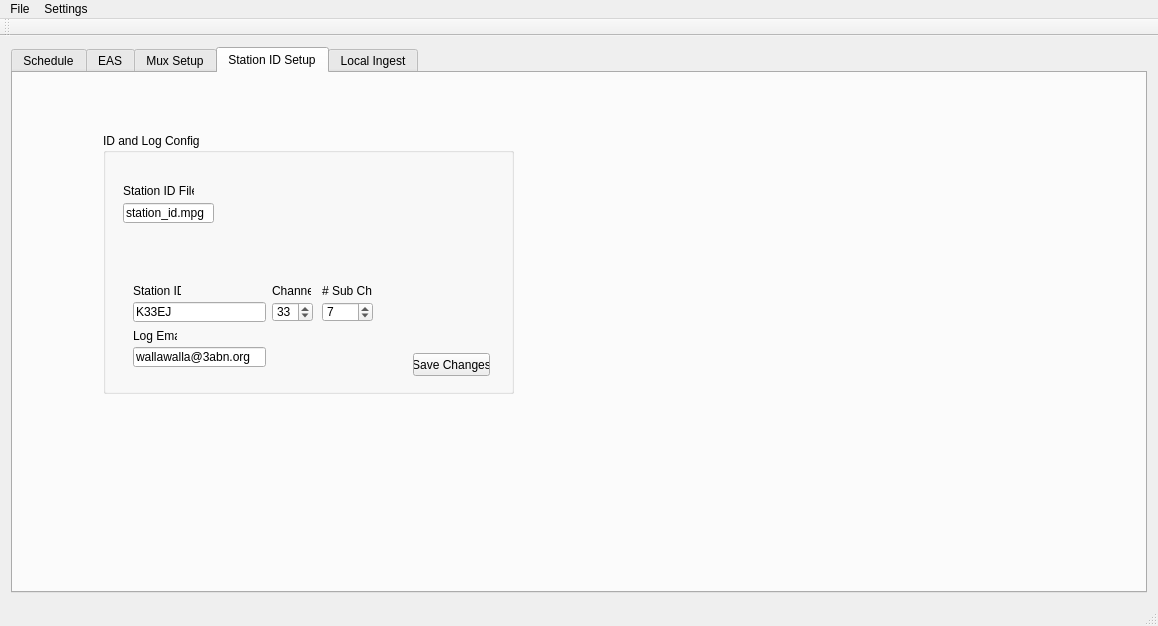
Above: Source/mainwindow.ui from dedicatedbroadcastsolutions/TvARP before the change. Below: the same form after it.
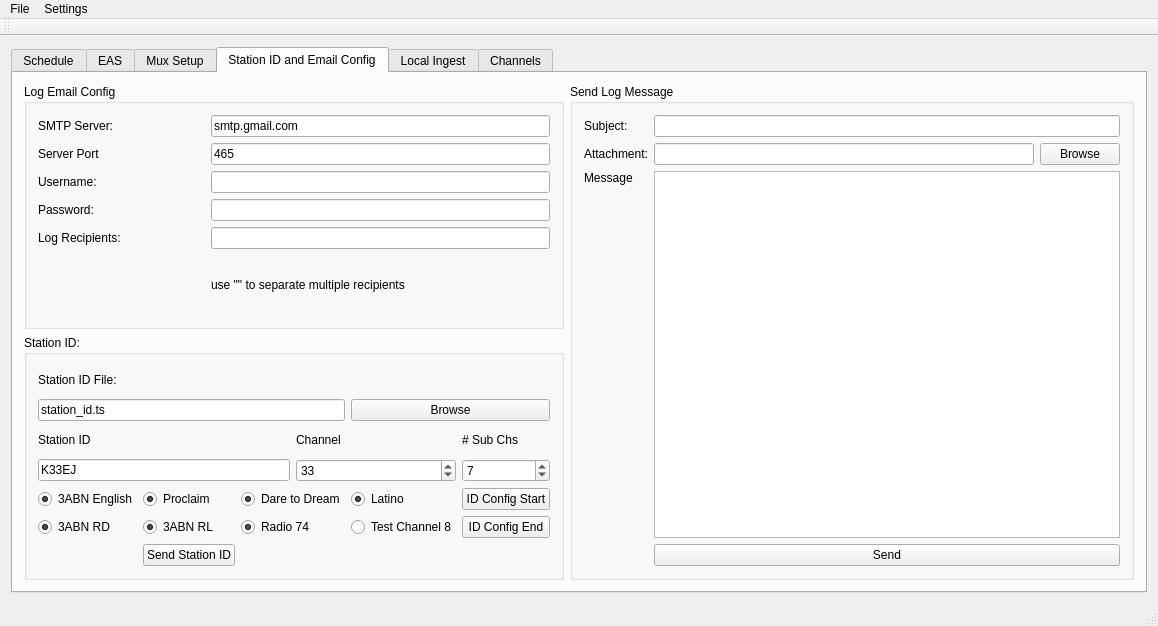
That is the form after the change. Icons and pictures are not drawn.

Commit message:
Add email support
email support and other assorted changes

```diff
--- a/Source/mainwindow.ui
+++ b/Source/mainwindow.ui
@@ -961,176 +961,364 @@
       </widget>
       <widget class="QWidget" name="tab_5">
        <attribute name="title">
-        <string>Station ID Setup</string>
+        <string>Station ID and Email Config</string>
        </attribute>
-       <widget class="QGroupBox" name="groupBox_4">
-        <property name="enabled">
-         <bool>true</bool>
-        </property>
-        <property name="geometry">
-         <rect>
-          <x>90</x>
-          <y>60</y>
-          <width>411</width>
-          <height>261</height>
-         </rect>
-        </property>
-        <property name="title">
-         <string>ID and Log Config</string>
-        </property>
-        <widget class="QLineEdit" name="lineEdit_3">
-         <property name="geometry">
-          <rect>
-           <x>30</x>
-           <y>214</y>
-           <width>133</width>
-           <height>20</height>
-          </rect>
-         </property>
-         <property name="text">
-          <string>wallawalla@3abn.org</string>
-         </property>
-        </widget>
-        <widget class="QPushButton" name="pushButton_2">
-         <property name="geometry">
-          <rect>
-           <x>310</x>
-           <y>220</y>
-           <width>77</width>
-           <height>23</height>
-          </rect>
-         </property>
-         <property name="text">
-          <string>Save Changes</string>
-         </property>
-        </widget>
-        <widget class="QLabel" name="label_9">
-         <property name="geometry">
-          <rect>
-           <x>30</x>
-           <y>195</y>
-           <width>44</width>
-           <height>16</height>
-          </rect>
-         </property>
-         <property name="text">
-          <string>Log Email</string>
-         </property>
-        </widget>
-        <widget class="QLabel" name="label_10">
-         <property name="geometry">
-          <rect>
-           <x>169</x>
-           <y>150</y>
-           <width>39</width>
-           <height>16</height>
-          </rect>
-         </property>
-         <property name="text">
-          <string>Channel</string>
-         </property>
-        </widget>
-        <widget class="QLabel" name="label_11">
-         <property name="geometry">
-          <rect>
-           <x>219</x>
-           <y>150</y>
-           <width>50</width>
-           <height>16</height>
-          </rect>
-         </property>
-         <property name="text">
-          <string># Sub Chs</string>
-         </property>
-        </widget>
-        <widget class="QSpinBox" name="spinBox_2">
-         <property name="geometry">
-          <rect>
-           <x>169</x>
-           <y>169</y>
-           <width>41</width>
-           <height>20</height>
-          </rect>
-         </property>
-         <property name="minimum">
-          <number>2</number>
-         </property>
-         <property name="maximum">
-          <number>50</number>
-         </property>
-         <property name="value">
-          <number>33</number>
-         </property>
-        </widget>
-        <widget class="QLineEdit" name="lineEdit_2">
-         <property name="geometry">
-          <rect>
-           <x>30</x>
-           <y>169</y>
-           <width>133</width>
-           <height>20</height>
-          </rect>
-         </property>
-         <property name="text">
-          <string>K33EJ</string>
-         </property>
-        </widget>
-        <widget class="QLabel" name="label_8">
-         <property name="geometry">
-          <rect>
-           <x>30</x>
-           <y>150</y>
-           <width>48</width>
-           <height>16</height>
-          </rect>
-         </property>
-         <property name="text">
-          <string>Station ID</string>
-         </property>
-        </widget>
-        <widget class="QSpinBox" name="spinBox_3">
-         <property name="geometry">
-          <rect>
-           <x>219</x>
-           <y>169</y>
-           <width>51</width>
-           <height>20</height>
-          </rect>
-         </property>
-         <property name="minimum">
-          <number>1</number>
-         </property>
-         <property name="value">
-          <number>7</number>
-         </property>
-        </widget>
-        <widget class="QLineEdit" name="lineEdit">
-         <property name="geometry">
-          <rect>
-           <x>20</x>
-           <y>70</y>
-           <width>91</width>
-           <height>20</height>
-          </rect>
-         </property>
-         <property name="text">
-          <string>station_id.mpg</string>
-         </property>
-        </widget>
-        <widget class="QLabel" name="label_21">
-         <property name="geometry">
-          <rect>
-           <x>20</x>
-           <y>50</y>
-           <width>71</width>
-           <height>16</height>
-          </rect>
-         </property>
-         <property name="text">
-          <string>Station ID File:</string>
-         </property>
-        </widget>
-       </widget>
+       <layout class="QGridLayout" name="gridLayout_12">
+        <item row="0" column="0">
+         <widget class="QGroupBox" name="groupBox_4">
+          <property name="enabled">
+           <bool>true</bool>
+          </property>
+          <property name="title">
+           <string>Log Email Config</string>
+          </property>
+          <layout class="QGridLayout" name="gridLayout_5">
+           <item row="1" column="1" colspan="2">
+            <widget class="QLineEdit" name="server">
+             <property name="text">
+              <string>smtp.gmail.com</string>
+             </property>
+            </widget>
+           </item>
+           <item row="1" column="0">
+            <widget class="QLabel" name="label_24">
+             <property name="text">
+              <string>SMTP Server:</string>
+             </property>
+            </widget>
+           </item>
+           <item row="2" column="0">
+            <widget class="QLabel" name="label_25">
+             <property name="text">
+              <string>Server Port</string>
+             </property>
+            </widget>
+           </item>
+           <item row="2" column="1" colspan="2">
+            <widget class="QLineEdit" name="port">
+             <property name="text">
+              <string>465</string>
+             </property>
+            </widget>
+           </item>
+           <item row="4" column="1" colspan="2">
+            <widget class="QLineEdit" name="paswd">
+             <property name="inputMethodHints">
+              <set>Qt::ImhHiddenText|Qt::ImhNoAutoUppercase|Qt::ImhNoPredictiveText|Qt::ImhSensitiveData</set>
+             </property>
+             <property name="echoMode">
+              <enum>QLineEdit::Password</enum>
+             </property>
+            </widget>
+           </item>
+           <item row="3" column="0">
+            <widget class="QLabel" name="label_23">
+             <property name="text">
+              <string>Username:</string>
+             </property>
+            </widget>
+           </item>
+           <item row="4" column="0">
+            <widget class="QLabel" name="label_22">
+             <property name="text">
+              <string>Password:</string>
+             </property>
+            </widget>
+           </item>
+           <item row="6" column="1" colspan="2">
+            <widget class="QLabel" name="label_40">
+             <property name="text">
+              <string>use &quot;&quot; to separate multiple recipients</string>
+             </property>
+            </widget>
+           </item>
+           <item row="5" column="0">
+            <widget class="QLabel" name="label_26">
+             <property name="text">
+              <string>Log Recipients:</string>
+             </property>
+            </widget>
+           </item>
+           <item row="5" column="1" colspan="2">
+            <widget class="QLineEdit" name="rcpt"/>
+           </item>
+           <item row="3" column="1" colspan="2">
+            <widget class="QLineEdit" name="uname"/>
+           </item>
+          </layout>
+         </widget>
+        </item>
+        <item row="0" column="1" rowspan="2">
+         <widget class="QGroupBox" name="groupBox_9">
+          <property name="title">
+           <string>Send Log Message</string>
+          </property>
+          <layout class="QGridLayout" name="gridLayout_6">
+           <item row="0" column="0">
+            <widget class="QLabel" name="label_27">
+             <property name="text">
+              <string>Subject:</string>
+             </property>
+            </widget>
+           </item>
+           <item row="0" column="1">
+            <widget class="QLineEdit" name="subject"/>
+           </item>
+           <item row="1" column="0">
+            <widget class="QLabel" name="label_28">
+             <property name="text">
+              <string>Attachment:</string>
+             </property>
+            </widget>
+           </item>
+           <item row="1" column="1">
+            <layout class="QHBoxLayout" name="horizontalLayout_3">
+             <item>
+              <widget class="QLineEdit" name="file"/>
+             </item>
+             <item>
+              <widget class="QPushButton" name="browseBtn">
+               <property name="text">
+                <string>Browse</string>
+               </property>
+              </widget>
+             </item>
+            </layout>
+           </item>
+           <item row="2" column="0">
+            <widget class="QLabel" name="label_30">
+             <property name="text">
+              <string>Message</string>
+             </property>
+             <property name="alignment">
+              <set>Qt::AlignLeading|Qt::AlignLeft|Qt::AlignTop</set>
+             </property>
+            </widget>
+           </item>
+           <item row="2" column="1">
+            <widget class="QPlainTextEdit" name="msg">
+             <property name="sizeAdjustPolicy">
+              <enum>QAbstractScrollArea::AdjustIgnored</enum>
+             </property>
+            </widget>
+           </item>
+           <item row="3" column="1">
+            <widget class="QPushButton" name="sendBtn">
+             <property name="text">
+              <string>Send</string>
+             </property>
+            </widget>
+           </item>
+          </layout>
+         </widget>
+        </item>
+        <item row="1" column="0">
+         <widget class="QGroupBox" name="groupBox_8">
+          <property name="title">
+           <string>Station ID:</string>
+          </property>
+          <layout class="QGridLayout" name="gridLayout_11">
+           <item row="0" column="0">
+            <widget class="QLabel" name="label_21">
+             <property name="text">
+              <string>Station ID File:</string>
+             </property>
+            </widget>
+           </item>
+           <item row="1" column="0" colspan="4">
+            <widget class="QLineEdit" name="station_id_filename">
+             <property name="text">
+              <string>station_id.ts</string>
+             </property>
+            </widget>
+           </item>
+           <item row="1" column="4" colspan="2">
+            <widget class="QPushButton" name="pushButton">
+             <property name="text">
+              <string>Browse</string>
+             </property>
+            </widget>
+           </item>
+           <item row="2" column="0">
+            <widget class="QLabel" name="label_8">
+             <property name="text">
+              <string>Station ID</string>
+             </property>
+            </widget>
+           </item>
+           <item row="2" column="3" colspan="2">
+            <widget class="QLabel" name="label_10">
+             <property name="text">
+              <string>Channel</string>
+             </property>
+            </widget>
+           </item>
+           <item row="2" column="5">
+            <widget class="QLabel" name="label_11">
+             <property name="text">
+              <string># Sub Chs</string>
+             </property>
+            </widget>
+           </item>
+           <item row="3" column="0" colspan="3">
+            <widget class="QLineEdit" name="lineEdit_2">
+             <property name="text">
+              <string>K33EJ</string>
+             </property>
+            </widget>
+           </item>
+           <item row="3" column="3" colspan="2">
+            <widget class="QSpinBox" name="spinBox_2">
+             <property name="minimum">
+              <number>2</number>
+             </property>
+             <property name="maximum">
+              <number>50</number>
+             </property>
+             <property name="value">
+              <number>33</number>
+             </property>
+            </widget>
+           </item>
+           <item row="3" column="5">
+            <widget class="QSpinBox" name="spinBox_3">
+             <property name="minimum">
+              <number>1</number>
+             </property>
+             <property name="value">
+              <number>7</number>
+             </property>
+            </widget>
+           </item>
+           <item row="4" column="0">
+            <widget class="QRadioButton" name="ch1_2">
+             <property name="text">
+              <string>3ABN English</string>
+             </property>
+             <property name="checked">
+              <bool>true</bool>
+             </property>
+             <property name="autoExclusive">
+              <bool>false</bool>
+             </property>
+            </widget>
+           </item>
+           <item row="4" column="1">
+            <widget class="QRadioButton" name="ch2_2">
+             <property name="text">
+              <string>Proclaim</string>
+             </property>
+             <property name="checked">
+              <bool>true</bool>
+             </property>
+             <property name="autoExclusive">
+              <bool>false</bool>
+             </property>
+            </widget>
+           </item>
+           <item row="4" column="2" colspan="2">
+            <widget class="QRadioButton" name="ch3_2">
+             <property name="text">
+              <string>Dare to Dream</string>
+             </property>
+             <property name="checked">
+              <bool>true</bool>
+             </property>
+             <property name="autoExclusive">
+              <bool>false</bool>
+             </property>
+            </widget>
+           </item>
+           <item row="4" column="4">
+            <widget class="QRadioButton" name="ch4_2">
+             <property name="text">
+              <string>Latino</string>
+             </property>
+             <property name="checked">
+              <bool>true</bool>
+             </property>
+             <property name="autoExclusive">
+              <bool>false</bool>
+             </property>
+            </widget>
+           </item>
+           <item row="4" column="5">
+            <widget class="QPushButton" name="send_ID_config">
+             <property name="text">
+              <string>ID Config Start</string>
+             </property>
+            </widget>
+           </item>
+           <item row="5" column="0">
+            <widget class="QRadioButton" name="ch5_2">
+             <property name="text">
+              <string>3ABN RD</string>
+             </property>
+             <property name="checked">
+              <bool>true</bool>
+             </property>
+             <property name="autoExclusive">
+              <bool>false</bool>
+             </property>
+            </widget>
+           </item>
+           <item row="5" column="1">
+            <widget class="QRadioButton" name="ch6_2">
+             <property name="text">
+              <string>3ABN RL</string>
+             </property>
+             <property name="checked">
+              <bool>true</bool>
+             </property>
+             <property name="autoExclusive">
+              <bool>false</bool>
+             </property>
+            </widget>
+           </item>
+           <item row="5" column="2" colspan="2">
+            <widget class="QRadioButton" name="ch7_2">
+             <property name="text">
+              <string>Radio 74</string>
+             </property>
+             <property name="checked">
+              <bool>true</bool>
+             </property>
+             <property name="autoExclusive">
+              <bool>false</bool>
+             </property>
+            </widget>
+           </item>
+           <item row="5" column="4">
+            <widget class="QRadioButton" name="ch8_2">
+             <property name="text">
+              <string>Test Channel 8</string>
+             </property>
+             <property name="checked">
+              <bool>false</bool>
+             </property>
+             <property name="autoExclusive">
+              <bool>false</bool>
+             </property>
+            </widget>
+           </item>
+           <item row="5" column="5">
+            <widget class="QPushButton" name="revert_ID_config">
+             <property name="text">
+              <string>ID Config End</string>
+             </property>
+            </widget>
+           </item>
+           <item row="6" column="1">
+            <widget class="QPushButton" name="test_station_ID">
+             <property name="text">
+              <string>Send Station ID</string>
+             </property>
+            </widget>
+           </item>
+          </layout>
+         </widget>
+        </item>
+       </layout>
       </widget>
       <widget class="QWidget" name="tab_6">
        <attribute name="title">
@@ -1186,6 +1374,13 @@
           <property name="enabled">
            <bool>false</bool>
           </property>
+         </widget>
+        </item>
+        <item row="4" column="1">
+         <widget class="QLineEdit" name="lineEdit"/>
+        </item>
+        <item row="5" column="0">
+         <widget class="QLabel" name="label_33">
           <property name="text">
            <string>test</string>
           </property>
@@ -1193,6 +1388,11 @@
         </item>
        </layout>
       </widget>
+      <widget class="QWidget" name="tab_4">
+       <attribute name="title">
+        <string>Channels</string>
+       </attribute>
+      </widget>
      </widget>
     </item>
    </layout>
```
Left out of the diff: 239 changed lines with no effect on the pictures. The commit also changes 11 other files.
